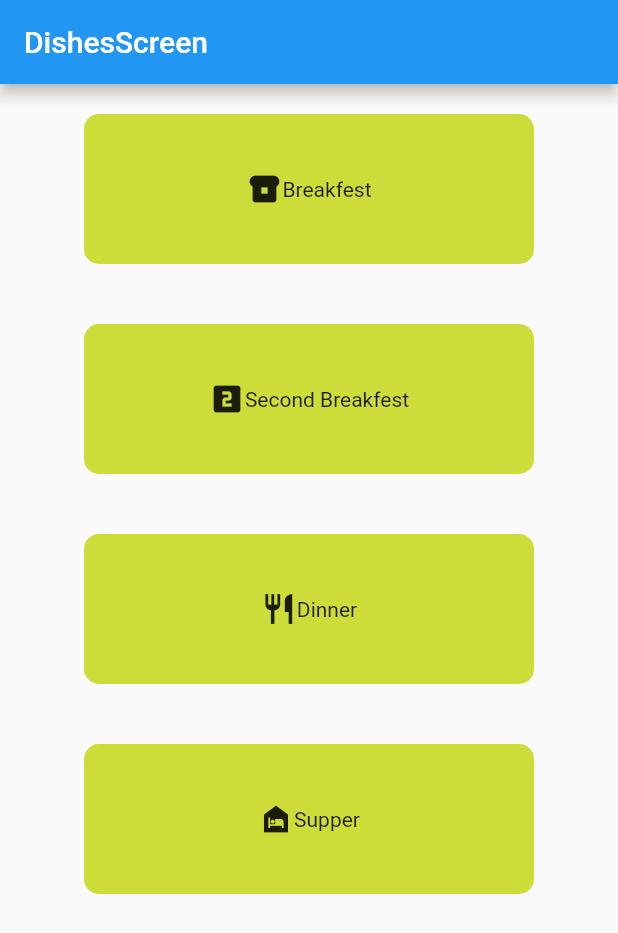
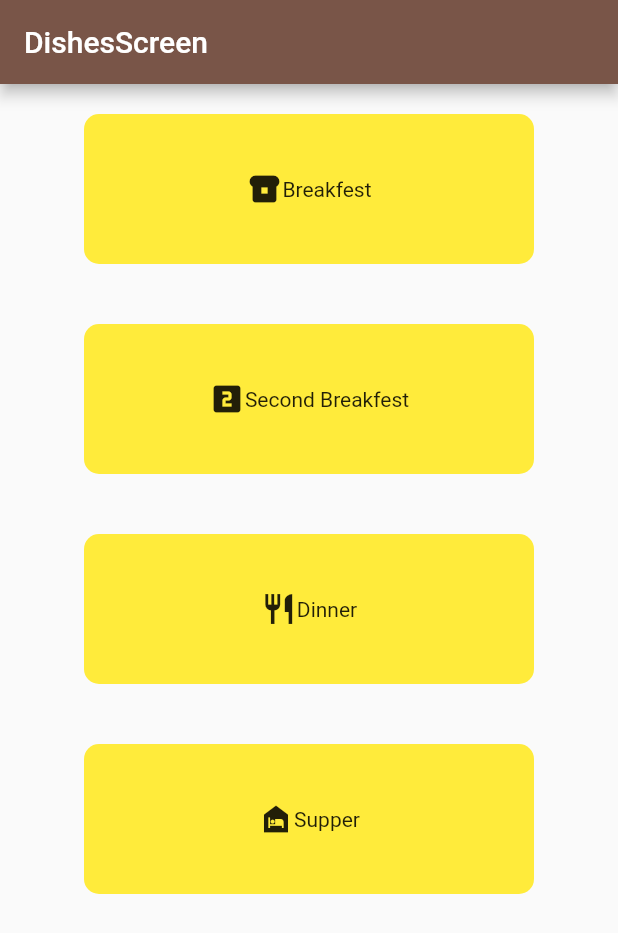
Before and after one commit to TomekLesniak/EasyDietApp, a Flutter app: the screen it shows after launch, on a phone screen of 412 x 824 dp. Shown: the top 933 px of the screen. Run offline on Flutter 3.47's test engine with Material 2 defaults, Android fonts, the phone set to English and light mode, and no system bars.

Commit message:
Dish Item and styling

```diff
--- a/lib/main.dart
+++ b/lib/main.dart
@@ -21,8 +21,9 @@ class MyApp extends StatelessWidget {
           child: MaterialApp(
         title: 'Easy Diet',
         theme: ThemeData(
-          primarySwatch: Colors.blue,
+          primarySwatch: Colors.brown,
           visualDensity: VisualDensity.adaptivePlatformDensity,
+          accentColor: Colors.yellow,
         ),
         home: HomeScreen(),
         routes: {
--- a/lib/models/dish.dart
+++ b/lib/models/dish.dart
@@ -11,6 +11,7 @@ class Dish with ChangeNotifier{
   int fat;
   int carbohydrates;
   List<String> ingredients;
+  String imageUrl;
 
   Dish(
       {@required this.id,
@@ -20,5 +21,6 @@ class Dish with ChangeNotifier{
       @required this.carbohydrates,
       @required this.fat,
       @required this.ingredients,
-      @required this.proteins});
+      @required this.proteins,
+      @required this.imageUrl});
 }
--- a/lib/screens/category_screen.dart
+++ b/lib/screens/category_screen.dart
@@ -2,6 +2,7 @@ import 'package:flutter/material.dart';
 import 'package:provider/provider.dart';
 
 import '../providers/dishes.dart';
+import '../widgets/dish_item.dart';
 
 class CategoryScreen extends StatefulWidget {
   @override
@@ -33,6 +34,7 @@ class _CategoryScreenState extends State<CategoryScreen> {
     final categoryName = ModalRoute.of(context).settings.arguments as String;
     final dishesData = Provider.of<Dishes>(context, listen: false);
     final dishes = dishesData.getDishes(categoryName);
+    print(dishes.length);
     return Scaffold(
       appBar: AppBar(
         title: Text(categoryName),
@@ -41,7 +43,7 @@ class _CategoryScreenState extends State<CategoryScreen> {
           ? CircularProgressIndicator()
           : ListView.builder(
               itemCount: dishes.length,
-              itemBuilder: (ctx, index) => Text(dishes[index].name),
+              itemBuilder: (ctx, index) => DishItem(dishes[index].name, dishes[index].imageUrl),
             ),
     );
   }
--- a/lib/widgets/category_item.dart
+++ b/lib/widgets/category_item.dart
@@ -17,7 +17,7 @@ class CategoryItem extends StatelessWidget {
         width: 300,
         height: 100,
         decoration: BoxDecoration(
-            color: Colors.lime,
+            color: Theme.of(context).accentColor,
             borderRadius: BorderRadius.all(
               Radius.circular(10),
             )),
```
Also changed, not shown: lib/providers/dishes.dart (+6 -3 lines), lib/widgets/dish_item.dart (+31 -2 lines).
